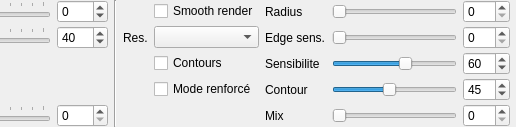
Above: src/gui/forms/toolbar_rendersettingsgroup.ui from open-scan-crew/OpenScanTools before the change; both pictures show x 864 to 1380 and y 0 to 127 of the 1380 by 127 pixel window. Below: the same form after it.
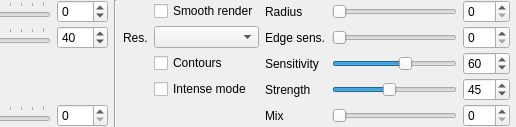
That is the form after the change. Custom widgets are drawn as their Qt base class.

Commit message:
Update depth lining labels to English (#58)
Reducing the strength of the stong contour mode which was too aggressive.

Patch:
```diff
--- a/src/gui/forms/toolbar_rendersettingsgroup.ui
+++ b/src/gui/forms/toolbar_rendersettingsgroup.ui
@@ -53,7 +53,7 @@
    <item row="3" column="16">
     <widget class="QCheckBox" name="checkBox_depthLiningStrongMode">
      <property name="text">
-      <string>Mode renforcé</string>
+      <string>Intense mode</string>
      </property>
     </widget>
    </item>
@@ -573,14 +573,14 @@
    <item row="3" column="18">
     <widget class="QLabel" name="label_depthLiningStrength">
      <property name="text">
-      <string>Contour</string>
+      <string>Strength</string>
      </property>
     </widget>
    </item>
    <item row="2" column="18">
     <widget class="QLabel" name="label_depthLiningSensitivity">
      <property name="text">
-      <string>Sensibilite</string>
+      <string>Sensitivity</string>
      </property>
     </widget>
    </item>
```
The commit also changes 1 other file.
